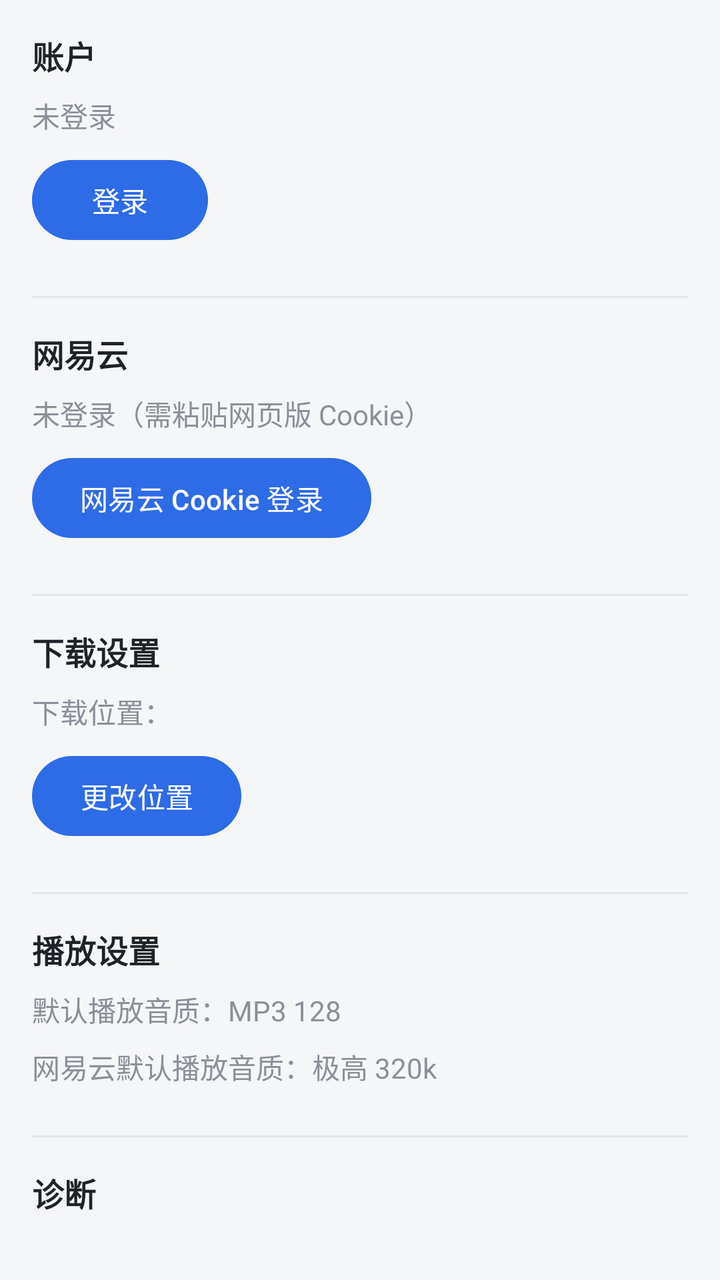
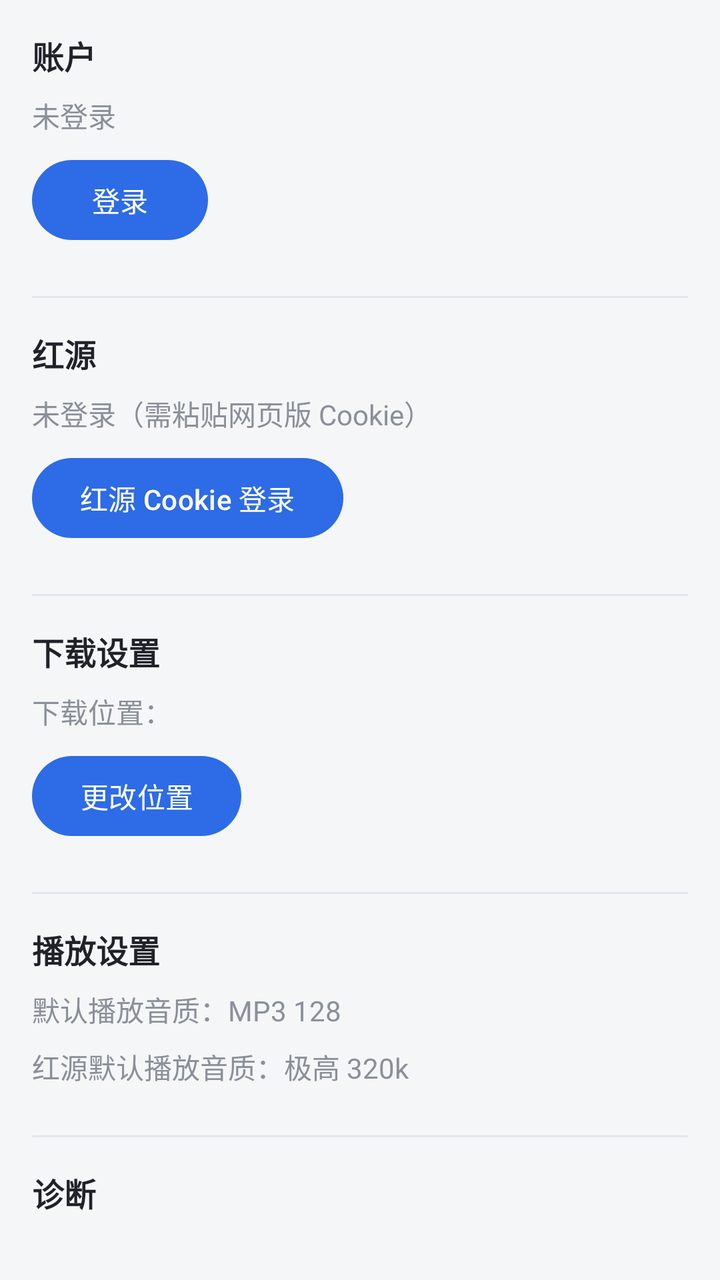

An Android layout rendered at two revisions. The XML below is the earlier revision; the diff shows what the commit changed to produce the second picture.
<!-- AndroidManifest.xml: application theme Theme.BaiJi -->
<!-- res/layout/fragment_settings.xml -->
<?xml version="1.0" encoding="utf-8"?>
<LinearLayout xmlns:android="http://schemas.android.com/apk/res/android"
    android:layout_width="match_parent"
    android:layout_height="match_parent"
    android:orientation="vertical"
    android:padding="16dp">

    <TextView
        android:layout_width="wrap_content"
        android:layout_height="wrap_content"
        android:text="账户"
        android:textSize="16sp"
        android:textStyle="bold"
        android:textColor="@color/text_primary" />

    <TextView
        android:id="@+id/textLogin"
        android:layout_width="match_parent"
        android:layout_height="wrap_content"
        android:layout_marginTop="8dp"
        android:text="未登录"
        android:textColor="@color/text_secondary" />

    <Button
        android:id="@+id/btnLogin"
        android:layout_width="wrap_content"
        android:layout_height="wrap_content"
        android:layout_marginTop="8dp"
        android:text="@string/login" />

    <View
        android:layout_width="match_parent"
        android:layout_height="1dp"
        android:background="@color/divider"
        android:layout_marginTop="24dp" />

    <TextView
        android:layout_width="wrap_content"
        android:layout_height="wrap_content"
        android:layout_marginTop="16dp"
        android:text="网易云"
        android:textSize="16sp"
        android:textStyle="bold"
        android:textColor="@color/text_primary" />

    <TextView
        android:id="@+id/textNeteaseState"
        android:layout_width="match_parent"
        android:layout_height="wrap_content"
        android:layout_marginTop="8dp"
        android:text="未登录（需粘贴网页版 Cookie）"
        android:textColor="@color/text_secondary" />

    <Button
        android:id="@+id/btnNeteaseLogin"
        android:layout_width="wrap_content"
        android:layout_height="wrap_content"
        android:layout_marginTop="8dp"
        android:text="网易云 Cookie 登录" />

    <View
        android:layout_width="match_parent"
        android:layout_height="1dp"
        android:background="@color/divider"
        android:layout_marginTop="24dp" />

    <TextView
        android:layout_width="wrap_content"
        android:layout_height="wrap_content"
        android:layout_marginTop="16dp"
        android:text="下载设置"
        android:textSize="16sp"
        android:textStyle="bold"
        android:textColor="@color/text_primary" />

    <TextView
        android:id="@+id/textPath"
        android:layout_width="match_parent"
        android:layout_height="wrap_content"
        android:layout_marginTop="8dp"
        android:text="下载位置："
        android:textColor="@color/text_secondary" />

    <Button
        android:id="@+id/btnPickPath"
        android:layout_width="wrap_content"
        android:layout_height="wrap_content"
        android:layout_marginTop="8dp"
        android:text="@string/change_location" />

    <View
        android:layout_width="match_parent"
        android:layout_height="1dp"
        android:background="@color/divider"
        android:layout_marginTop="24dp" />

    <TextView
        android:layout_width="wrap_content"
        android:layout_height="wrap_content"
        android:layout_marginTop="16dp"
        android:text="播放设置"
        android:textSize="16sp"
        android:textStyle="bold"
        android:textColor="@color/text_primary" />

    <LinearLayout
        android:id="@+id/rowPlaybackQuality"
        android:layout_width="match_parent"
        android:layout_height="wrap_content"
        android:orientation="vertical"
        android:paddingTop="8dp"
        android:clickable="true"
        android:focusable="true">

        <TextView
            android:id="@+id/textPlaybackQuality"
            android:layout_width="match_parent"
            android:layout_height="wrap_content"
            android:text="默认播放音质：MP3 128"
            android:textColor="@color/text_secondary" />
    </LinearLayout>

    <LinearLayout
        android:id="@+id/rowNeteaseQuality"
        android:layout_width="match_parent"
        android:layout_height="wrap_content"
        android:orientation="vertical"
        android:paddingTop="8dp"
        android:clickable="true"
        android:focusable="true">

        <TextView
            android:id="@+id/textNeteaseQuality"
            android:layout_width="match_parent"
            android:layout_height="wrap_content"
            android:text="网易云默认播放音质：极高 320k"
            android:textColor="@color/text_secondary" />
    </LinearLayout>

    <View
        android:layout_width="match_parent"
        android:layout_height="1dp"
        android:background="@color/divider"
        android:layout_marginTop="24dp" />

    <TextView
        android:layout_width="wrap_content"
        android:layout_height="wrap_content"
        android:layout_marginTop="16dp"
        android:text="诊断"
        android:textSize="16sp"
        android:textStyle="bold"
        android:textColor="@color/text_primary" />

    <Button
        android:id="@+id/btnViewLog"
        android:layout_width="wrap_content"
        android:layout_height="wrap_content"
        android:layout_marginTop="8dp"
        android:text="查看运行日志" />

</LinearLayout>
<!-- resources referenced by this layout -->
<resources>
  <color name="divider">#FFE5E6EB</color>
  <color name="text_primary">#FF1F2329</color>
  <color name="text_secondary">#FF8A9099</color>
  <string name="change_location">更改位置</string>
  <string name="login">登录</string>
  <style name="Theme.BaiJi" parent="Theme.Material3.DayNight.NoActionBar">
          <item name="colorPrimary">@color/primary</item>
          <item name="colorPrimaryDark">@color/primary_dark</item>
          <item name="colorSecondary">@color/accent</item>
          <item name="android:statusBarColor">@color/primary</item>
          <item name="android:windowBackground">@color/bg</item>
      </style>
  <color name="primary">#FF2E6BE6</color>
  <color name="primary_dark">#FF1B4FBF</color>
  <color name="accent">#FF2E6BE6</color>
  <color name="bg">#FFF5F6F8</color>
</resources>

<!-- the commit's change to res/layout/fragment_settings.xml (unified diff, before → after) -->
@@ -38,7 +38,7 @@
         android:layout_width="wrap_content"
         android:layout_height="wrap_content"
         android:layout_marginTop="16dp"
-        android:text="网易云"
+        android:text="红源"
         android:textSize="16sp"
         android:textStyle="bold"
         android:textColor="@color/text_primary" />
@@ -56,7 +56,7 @@
         android:layout_width="wrap_content"
         android:layout_height="wrap_content"
         android:layout_marginTop="8dp"
-        android:text="网易云 Cookie 登录" />
+        android:text="红源 Cookie 登录" />
 
     <View
         android:layout_width="match_parent"
@@ -133,7 +133,7 @@
             android:id="@+id/textNeteaseQuality"
             android:layout_width="match_parent"
             android:layout_height="wrap_content"
-            android:text="网易云默认播放音质：极高 320k"
+            android:text="红源默认播放音质：极高 320k"
             android:textColor="@color/text_secondary" />
     </LinearLayout>
 
